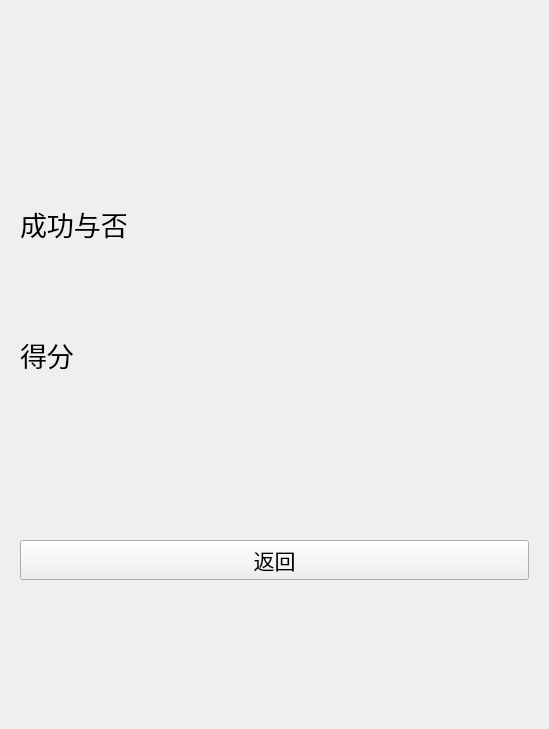
Before: the Qt Designer form qt_online_answer_client/client/training.ui in Declan-c/BrainStrom, drawn with Qt 5.
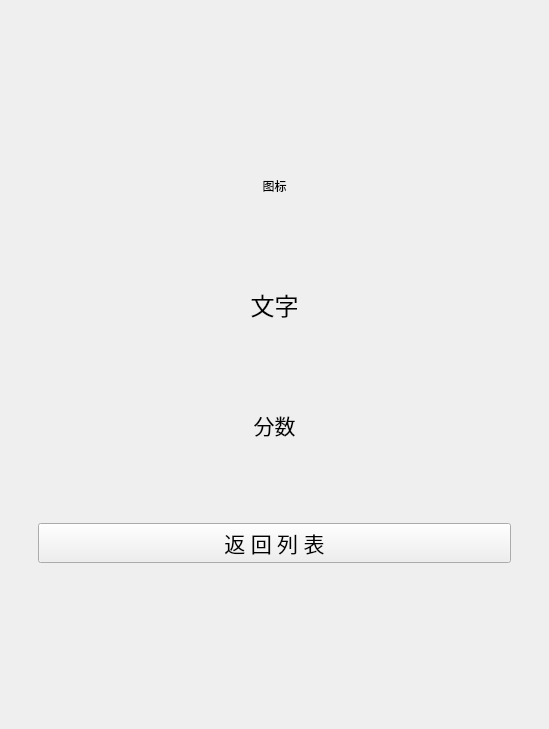
After: the same form once the commit is applied. The open tabs and pages were chosen to show the change. Icons and pictures are not drawn.

What changed in the file:
```diff
--- a/qt_online_answer_client/client/training.ui
+++ b/qt_online_answer_client/client/training.ui
@@ -23,8 +23,8 @@
    <iconset resource="res.qrc">
     <normaloff>:/pic/logo.jpg</normaloff>:/pic/logo.jpg</iconset>
   </property>
-  <layout class="QGridLayout" name="gridLayout_2">
-   <item row="0" column="0">
+  <layout class="QVBoxLayout" name="verticalLayout_18">
+   <item>
     <widget class="QStackedWidget" name="stackedWidget">
      <property name="enabled">
       <bool>true</bool>
@@ -541,101 +541,123 @@
      <widget class="QWidget" name="single_score">
       <layout class="QVBoxLayout" name="verticalLayout_2">
        <item>
-        <spacer name="verticalSpacer">
-         <property name="orientation">
-          <enum>Qt::Vertical</enum>
-         </property>
-         <property name="sizeHint" stdset="0">
-          <size>
-           <width>20</width>
-           <height>40</height>
-          </size>
-         </property>
-        </spacer>
-       </item>
-       <item>
-        <widget class="QLabel" name="single_Result">
-         <property name="minimumSize">
-          <size>
-           <width>0</width>
-           <height>150</height>
-          </size>
-         </property>
-         <property name="sizeIncrement">
-          <size>
-           <width>0</width>
-           <height>150</height>
-          </size>
-         </property>
-         <property name="font">
-          <font>
-           <family>楷体</family>
-           <pointsize>20</pointsize>
-          </font>
-         </property>
-         <property name="text">
-          <string>成功与否</string>
-         </property>
+        <widget class="QWidget" name="widget_19" native="true">
+         <layout class="QGridLayout" name="gridLayout_2">
+          <item row="4" column="0">
+           <widget class="QLabel" name="single_Result_Score">
+            <property name="font">
+             <font>
+              <family>楷体</family>
+              <pointsize>16</pointsize>
+             </font>
+            </property>
+            <property name="text">
+             <string>分数</string>
+            </property>
+            <property name="alignment">
+             <set>Qt::AlignCenter</set>
+            </property>
+           </widget>
+          </item>
+          <item row="6" column="0">
+           <spacer name="verticalSpacer">
+            <property name="orientation">
+             <enum>Qt::Vertical</enum>
+            </property>
+            <property name="sizeType">
+             <enum>QSizePolicy::Fixed</enum>
+            </property>
+            <property name="sizeHint" stdset="0">
+             <size>
+              <width>20</width>
+              <height>100</height>
+             </size>
+            </property>
+           </spacer>
+          </item>
+          <item row="0" column="0">
+           <spacer name="verticalSpacer_2">
+            <property name="orientation">
+             <enum>Qt::Vertical</enum>
+            </property>
+            <property name="sizeType">
+             <enum>QSizePolicy::Fixed</enum>
+            </property>
+            <property name="sizeHint" stdset="0">
+             <size>
+              <width>20</width>
+              <height>100</height>
+             </size>
+            </property>
+           </spacer>
+          </item>
+          <item row="5" column="0">
+           <widget class="QWidget" name="widget_20" native="true">
+            <layout class="QGridLayout" name="gridLayout_3">
+             <item row="0" column="0">
+              <widget class="QPushButton" name="singnal_score_backButton">
+               <property name="sizePolicy">
+                <sizepolicy hsizetype="Preferred" vsizetype="Fixed">
+                 <horstretch>10</horstretch>
+                 <verstretch>0</verstretch>
+                </sizepolicy>
+               </property>
+               <property name="font">
+                <font>
+                 <family>楷体</family>
+                 <pointsize>16</pointsize>
+                </font>
+               </property>
+               <property name="layoutDirection">
+                <enum>Qt::LeftToRight</enum>
+               </property>
+               <property name="text">
+                <string>返 回 列 表</string>
+               </property>
+               <property name="icon">
+                <iconset resource="res.qrc">
+                 <normaloff>:/pic/back.png</normaloff>:/pic/back.png</iconset>
+               </property>
+               <property name="iconSize">
+                <size>
+                 <width>33</width>
+                 <height>30</height>
+                </size>
+               </property>
+              </widget>
+             </item>
+            </layout>
+           </widget>
+          </item>
+          <item row="1" column="0">
+           <widget class="QLabel" name="single_Result">
+            <property name="text">
+             <string>图标</string>
+            </property>
+            <property name="alignment">
+             <set>Qt::AlignCenter</set>
+            </property>
+           </widget>
+          </item>
+          <item row="3" column="0">
+           <widget class="QLabel" name="single_Result2">
+            <property name="font">
+             <font>
+              <family>楷体</family>
+              <pointsize>18</pointsize>
+             </font>
+            </property>
+            <property name="text">
+             <string>文字</string>
+            </property>
+            <property name="alignment">
+             <set>Qt::AlignCenter</set>
+            </property>
+           </widget>
+          </item>
+         </layout>
         </widget>
        </item>
-       <item>
-        <widget class="QLabel" name="single_Result_Score">
-         <property name="minimumSize">
-          <size>
-           <width>0</width>
-           <height>100</height>
-          </size>
-         </property>
-         <property name="font">
-          <font>
-           <family>楷体</family>
-           <pointsize>20</pointsize>
-          </font>
-         </property>
-         <property name="text">
-          <string>得分</string>
-         </property>
-        </widget>
-       </item>
-       <item>
-        <spacer name="verticalSpacer_4">
-         <property name="orientation">
-          <enum>Qt::Vertical</enum>
-         </property>
-         <property name="sizeHint" stdset="0">
-          <size>
-           <width>20</width>
-           <height>40</height>
-          </size>
-         </property>
-        </spacer>
-       </item>
-       <item>
-        <widget class="QPushButton" name="singnal_score_backButton">
-         <property name="font">
-          <font>
-           <family>楷体</family>
-           <pointsize>16</pointsize>
-          </font>
-         </property>
-         <property name="text">
-          <string>返回</string>
-         </property>
-        </widget>
-       </item>
-       <item>
-        <spacer name="verticalSpacer_2">
-         <property name="orientation">
-          <enum>Qt::Vertical</enum>
-         </property>
-         <property name="sizeHint" stdset="0">
-          <size>
-           <width>20</width>
-           <height>40</height>
-          </size>
-         </property>
-        </spacer>
-       </item>
       </layout>
      </widget>
      <widget class="QWidget" name="rank_wait">
```
Left out of the diff: 172 changed lines with no effect on the pictures.
